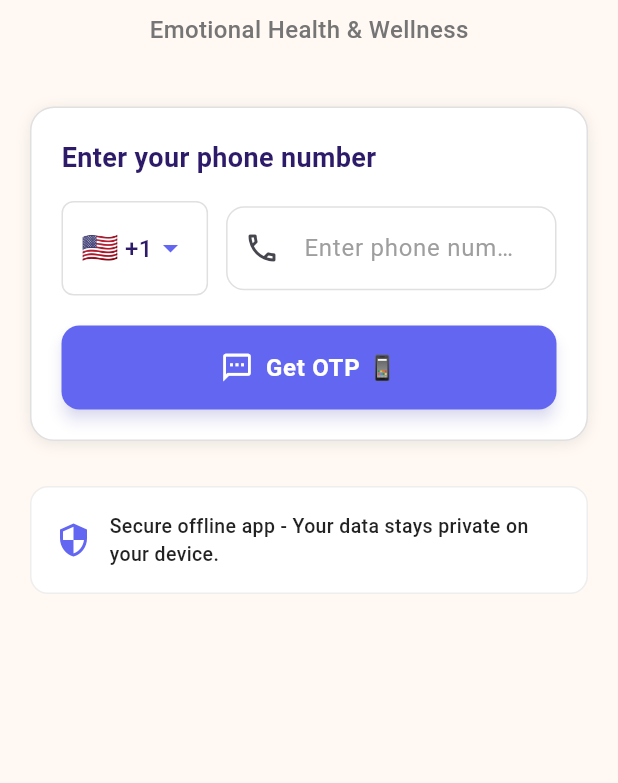
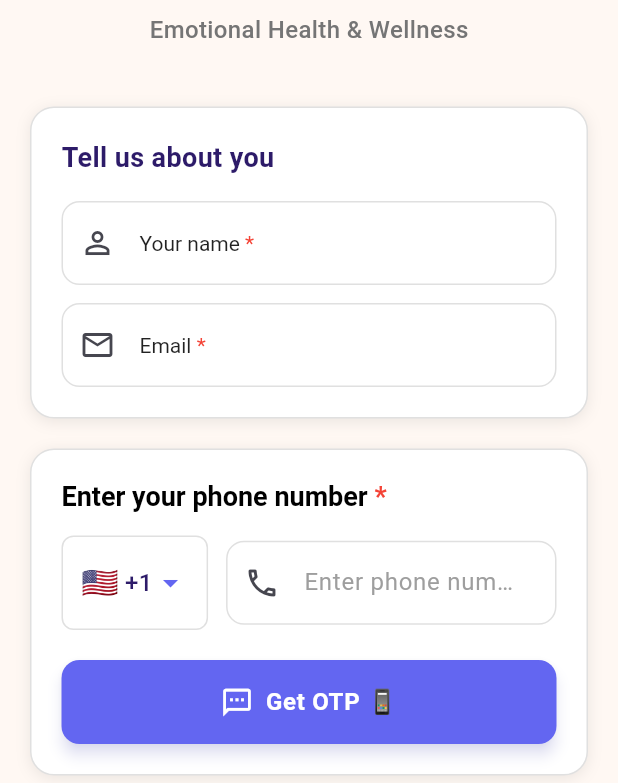
Before and after one commit to surendragrover/Truecircle, a Flutter app: the screen it shows after launch, on a phone screen of 412 x 824 dp, the part 453-1236 px from its top. Run offline on Flutter 3.47's test engine with Material 3 defaults, Android fonts, the phone set to English and light mode, and no system bars; our stand-ins replace animated_text_kit, audioplayers, firebase_analytics, firebase_core, firebase_crashlytics, hive and 3 more; accounts and stored records are empty.

Commit message:
Onboarding: mark Name, Email, and Phone as required with red (*) and validation preserved

```diff
--- a/lib/onboarding/onboarding_page.dart
+++ b/lib/onboarding/onboarding_page.dart
@@ -1,6 +1,7 @@
 import 'package:flutter/material.dart';
 import 'package:flutter/services.dart';
 import 'package:hive/hive.dart';
+import '../models/user_profile.dart';
 import '../auth/otp_page.dart';
 import '../services/otp_service.dart';
 
@@ -13,9 +14,13 @@ class OnboardingPage extends StatefulWidget {
 
 class _OnboardingPageState extends State<OnboardingPage> {
   bool _busy = false;
+  final _nameController = TextEditingController();
+  final _emailController = TextEditingController();
   final _phoneController = TextEditingController();
   String _selectedCountry = 'IN'; // Default to India
   String _error = '';
+  String _nameError = '';
+  String _emailError = '';
 
   // Comprehensive country data with flag emojis and dial codes
   final Map<String, Map<String, String>> _countries = {
@@ -184,11 +189,34 @@ class _OnboardingPageState extends State<OnboardingPage> {
 
   Future<void> _getOtp() async {
     final phoneNumber = _phoneController.text.trim();
+    final name = _nameController.text.trim();
+    final email = _emailController.text.trim();
 
     // Clear any previous error
     setState(() => _error = '');
 
     // Validation
+    if (name.isEmpty) {
+      setState(() => _nameError = 'Please enter your name');
+      return;
+    }
+    if (!ProfileValidator.isValidName(name)) {
+      setState(() => _nameError = 'Name must be 2–50 characters');
+      return;
+    } else {
+      _nameError = '';
+    }
+
+    if (email.isEmpty) {
+      setState(() => _emailError = 'Please enter your email');
+      return;
+    }
+    if (!ProfileValidator.isValidEmail(email)) {
+      setState(() => _emailError = 'Please enter a valid email');
+      return;
+    } else {
+      _emailError = '';
+    }
     if (phoneNumber.isEmpty) {
       setState(() => _error = 'Please enter your phone number');
       return;
@@ -253,6 +281,8 @@ class _OnboardingPageState extends State<OnboardingPage> {
         final box = await Hive.openBox('app_prefs');
         await box.put('onboarding_done', true);
         await box.put('pending_phone', fullNumber);
+        await box.put('pending_name', name);
+        await box.put('pending_email', email);
       } catch (storageError) {
         // Continue anyway - offline mode doesn't require storage
       }
@@ -382,6 +412,8 @@ class _OnboardingPageState extends State<OnboardingPage> {
 
   @override
   void dispose() {
+    _nameController.dispose();
+    _emailController.dispose();
     _phoneController.dispose();
     super.dispose();
   }
@@ -431,15 +463,6 @@ class _OnboardingPageState extends State<OnboardingPage> {
                             color: Colors.white,
                           ),
                           SizedBox(height: 8),
-                          Text(
-                            'TrueCircle',
-                            style: TextStyle(
-                              fontSize: 14,
-                              fontWeight: FontWeight.w600,
-                              color: Colors.white,
-                              letterSpacing: 0.5,
-                            ),
-                          ),
                         ],
                       ),
                     );
@@ -466,6 +489,118 @@ class _OnboardingPageState extends State<OnboardingPage> {
               ),
               const SizedBox(height: 40),
 
+              // Basic Info Section (Name & Email)
+              Container(
+                padding: const EdgeInsets.all(20),
+                decoration: BoxDecoration(
+                  color: Colors.white,
+                  borderRadius: BorderRadius.circular(16),
+                  border: Border.all(color: Colors.grey.shade300),
+                  boxShadow: [
+                    BoxShadow(
+                      color: Colors.black.withValues(alpha: 0.08),
+                      blurRadius: 8,
+                      offset: const Offset(0, 2),
+                    ),
+                  ],
+                ),
+                child: Column(
+                  crossAxisAlignment: CrossAxisAlignment.start,
+                  children: [
+                    const Text(
+                      'Tell us about you',
+                      style: TextStyle(
+                        fontSize: 18,
+                        fontWeight: FontWeight.w600,
+                      ),
+                    ),
+                    const SizedBox(height: 16),
+                    TextField(
+                      controller: _nameController,
+                      textInputAction: TextInputAction.next,
+                      decoration: InputDecoration(
+                        label: RichText(
+                          text: const TextSpan(
+                            text: 'Your name',
+                            style: TextStyle(color: Colors.black87),
+                            children: [
+                              TextSpan(
+                                text: ' *',
+                                style: TextStyle(color: Colors.red),
+                              ),
+                            ],
+                          ),
+                        ),
+                        hintText: 'e.g., Aarav Sharma',
+                        errorText: _nameError.isEmpty ? null : _nameError,
+                        border: OutlineInputBorder(
+                          borderRadius: BorderRadius.circular(8),
+                          borderSide: BorderSide(color: Colors.grey[300]!),
+                        ),
+                        focusedBorder: OutlineInputBorder(
+                          borderRadius: BorderRadius.circular(8),
+                          borderSide: BorderSide(
+                            color: Theme.of(context).primaryColor,
+                            width: 2,
+                          ),
+                        ),
+                        prefixIcon: const Icon(Icons.person_outline),
+                        filled: true,
+                        fillColor: Colors.white,
+                      ),
+                      onChanged: (_) {
+                        if (_nameError.isNotEmpty) {
+                          setState(() => _nameError = '');
+                        }
+                      },
+                    ),
+                    const SizedBox(height: 12),
+                    TextField(
+                      controller: _emailController,
+                      keyboardType: TextInputType.emailAddress,
+                      textInputAction: TextInputAction.next,
+                      decoration: InputDecoration(
+                        label: RichText(
+                          text: const TextSpan(
+                            text: 'Email',
+                            style: TextStyle(color: Colors.black87),
+                            children: [
+                              TextSpan(
+                                text: ' *',
+                                style: TextStyle(color: Colors.red),
+                              ),
+                            ],
+                          ),
+                        ),
+                        hintText: 'you@example.com',
+                        errorText: _emailError.isEmpty ? null : _emailError,
+                        border: OutlineInputBorder(
+                          borderRadius: BorderRadius.circular(8),
+                          borderSide: BorderSide(color: Colors.grey[300]!),
+                        ),
+                        focusedBorder: OutlineInputBorder(
+                          borderRadius: BorderRadius.circular(8),
+                          borderSide: BorderSide(
+                            color: Theme.of(context).primaryColor,
+                            width: 2,
+                          ),
+                        ),
+                        prefixIcon: const Icon(Icons.email_outlined),
+                        filled: true,
+                        fillColor: Colors.white,
+                      ),
+                      onChanged: (_) {
+                        if (_emailError.isNotEmpty) {
+                          setState(() => _emailError = '');
+                        }
+                      },
+                    ),
+                  ],
+                ),
+              ),
+
+              const SizedBox(height: 20),
+
               // Phone Input Section
               Container(
                 padding: const EdgeInsets.all(20),
@@ -484,11 +619,20 @@ class _OnboardingPageState extends State<OnboardingPage> {
                 child: Column(
                   crossAxisAlignment: CrossAxisAlignment.start,
                   children: [
-                    const Text(
-                      'Enter your phone number',
-                      style: TextStyle(
-                        fontSize: 18,
-                        fontWeight: FontWeight.w600,
+                    RichText(
+                      text: const TextSpan(
+                        text: 'Enter your phone number',
+                        style: TextStyle(
+                          fontSize: 18,
+                          fontWeight: FontWeight.w600,
+                          color: Colors.black,
+                        ),
+                        children: [
+                          TextSpan(
+                            text: ' *',
+                            style: TextStyle(color: Colors.red),
+                          ),
+                        ],
                       ),
                     ),
                     const SizedBox(height: 16),
```
